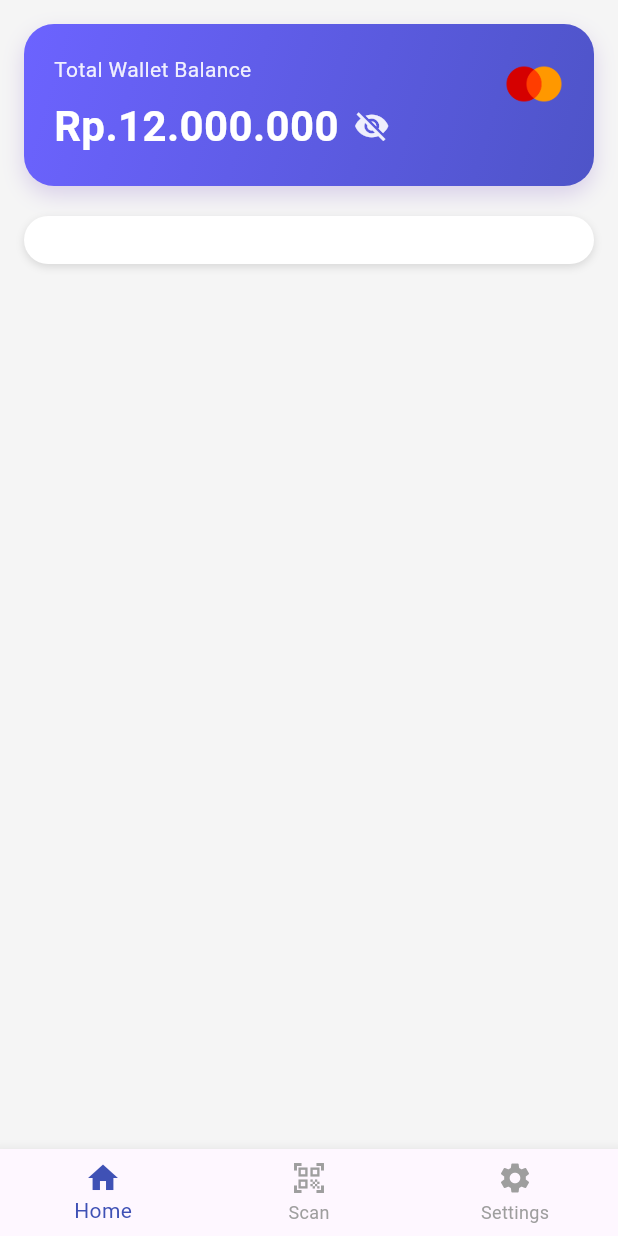
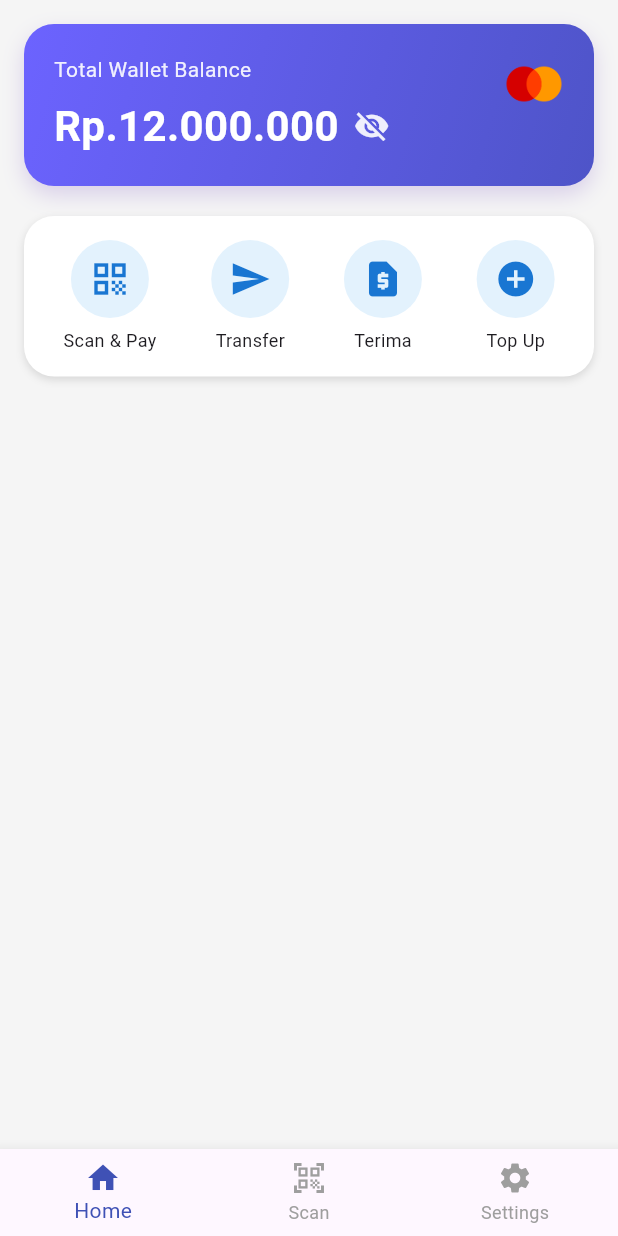
Before and after one commit to Ferdiansyah42/uas_sm4, a Flutter app: the screen it shows after launch, on a phone screen of 412 x 824 dp. Run offline on Flutter 3.47's test engine with Material 3 defaults, Android fonts, the phone set to English and light mode, and no system bars.

Commit message:
widget icondata

```diff
--- a/lib/pages/home_page.dart
+++ b/lib/pages/home_page.dart
@@ -90,6 +90,15 @@ class HomePage extends StatelessWidget {
                       )
                     ],
                   ),
+                  child: Row(
+                    mainAxisAlignment: MainAxisAlignment.spaceAround,
+                    children: [
+                      _buildQuickMenu(Icons.qr_code, 'Scan & Pay'),
+                      _buildQuickMenu(Icons.send, 'Transfer'),
+                      _buildQuickMenu(Icons.request_page, 'Terima'),
+                      _buildQuickMenu(Icons.add_circle, 'Top Up'),
+                    ],
+                  ),
                 ),
               ],
             ),
@@ -98,4 +107,22 @@ class HomePage extends StatelessWidget {
       ),
     );
   }
+
+  Widget _buildQuickMenu(IconData icon, String label) {
+    return Column(
+      children: [
+        CircleAvatar(
+          backgroundColor: Colors.blue[50],
+          radius: 26,
+          child: Icon(icon, color: Colors.blue[700], size: 28),
+        ),
+        const SizedBox(height: 6),
+        Text(
+          label,
+          style: const TextStyle(fontSize: 12),
+          textAlign: TextAlign.center,
+        ),
+      ],
+    );
+  }
 }
```
